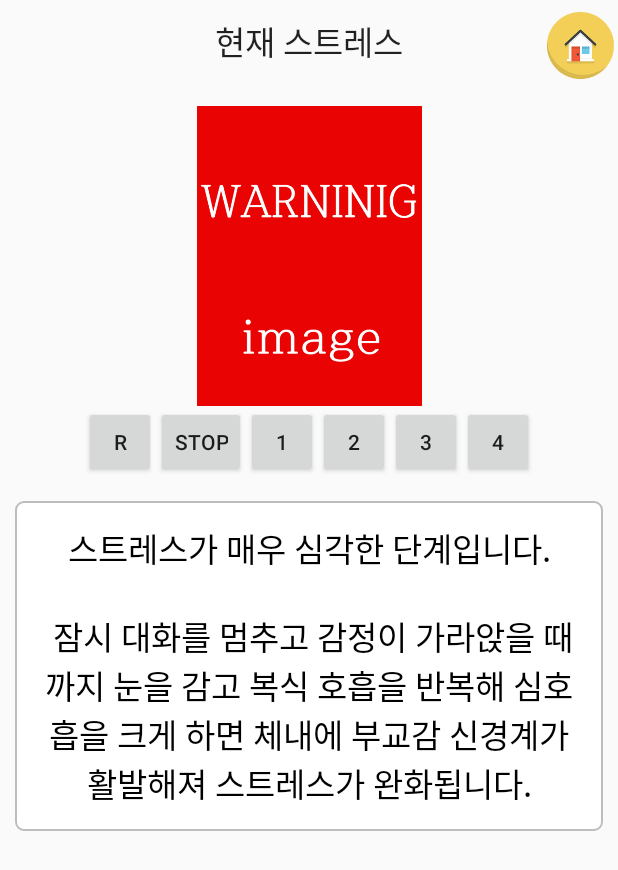
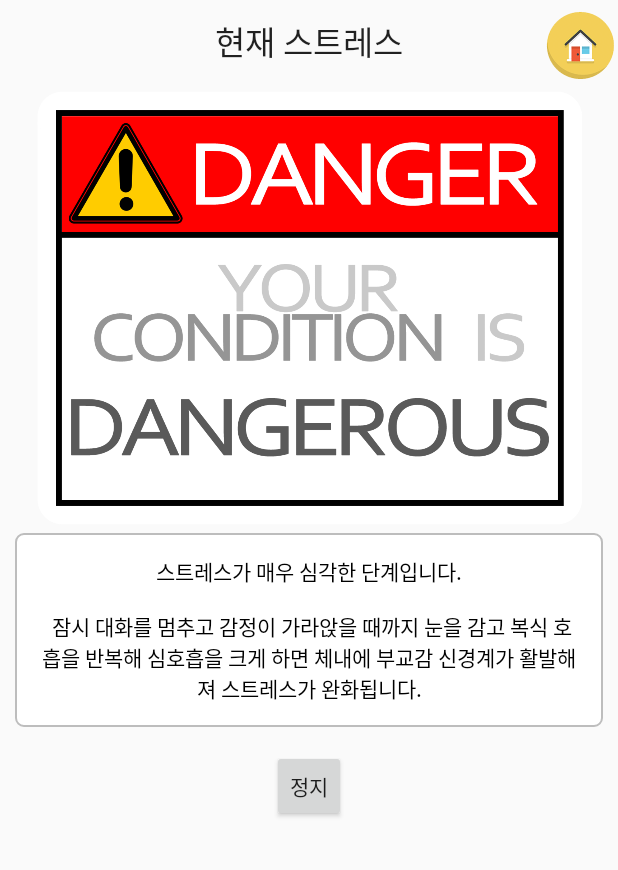
Before and after one commit to police170m3/Brooch, an Android app: the EventActivityWarning screen opened directly, with no data from a screen before it, on a phone screen of 412 x 824 dp. Shown: the top 870 px of the screen. Run offline under Robolectric (Android 15) with nearby library versions, the phone set to English and light mode, and no system bars.

Commit message:
2016.09.28

```diff
--- a/app/src/main/java/com/tathink/brooch/brooch/EventActivityWarning.java
+++ b/app/src/main/java/com/tathink/brooch/brooch/EventActivityWarning.java
@@ -9,6 +9,8 @@ import android.media.MediaPlayer;
 import android.media.RingtoneManager;
 import android.net.Uri;
 import android.os.Bundle;
+import android.os.CountDownTimer;
+import android.util.Log;
 import android.view.View;
 import android.view.WindowManager;
 import android.widget.Button;
@@ -22,7 +24,7 @@ import java.io.IOException;
 public class EventActivityWarning extends Activity{
     public int pbTime, pbKind;
     private MediaPlayer mMediaPlayer;
-    int volume;
+    int volume, currentTime = 0;
     private AudioManager audioManager;
 
     @Override
@@ -60,7 +62,20 @@ public class EventActivityWarning extends Activity{
                 break;
         }
         playMusic(alert);
+
+        CountDownTimer cntr_aCounter = new CountDownTimer(pbTime*1000, 1000) {
+            @Override
+            public void onTick(long millisUntilFinished) {
+                Log.d("EventActivityWarning : ", "Playing......");
+            }
+
+            @Override
+            public void onFinish() {
+                stopMusic();
+            }
+        };cntr_aCounter.start();
         ///////////////////
+
 
         ImageView home = (ImageView) findViewById(R.id.home);
         home.setOnClickListener(new View.OnClickListener() {
@@ -73,48 +88,11 @@ public class EventActivityWarning extends Activity{
             }
         });
 
-        findViewById(R.id.ringtone_btn).setOnClickListener(new Button.OnClickListener(){
-            @Override
-            public void onClick(View view) {
-                Uri alert = RingtoneManager.getDefaultUri(RingtoneManager.TYPE_RINGTONE);
-                playMusic(alert);
-            }
-        });
-
         findViewById(R.id.stop1234_btn).setOnClickListener(new Button.OnClickListener(){
             @Override
             public void onClick(View view) {
                 stopMusic();
                 finish();
-            }
-        });
-
-        findViewById(R.id.play1_btn).setOnClickListener(new Button.OnClickListener(){
-            @Override
-            public void onClick(View view) {
-                Uri alert = Uri.parse("android.resource://" + getPackageName() + "/" + R.raw.kill_bill);
-                playMusic(alert);
-            }
-        });
-        findViewById(R.id.play2_btn).setOnClickListener(new Button.OnClickListener(){
-            @Override
-            public void onClick(View view) {
-                Uri alert = Uri.parse("android.resource://" + getPackageName() + "/" + R.raw.magic_mamaliga);
-                playMusic(alert);
-            }
-        });
-        findViewById(R.id.play3_btn).setOnClickListener(new Button.OnClickListener(){
-            @Override
-            public void onClick(View view) {
-                Uri alert = Uri.parse("android.resource://" + getPackageName() + "/" + R.raw.marry_you);
-                playMusic(alert);
-            }
-        });
-        findViewById(R.id.play4_btn).setOnClickListener(new Button.OnClickListener(){
-            @Override
-            public void onClick(View view) {
-                Uri alert = Uri.parse("android.resource://" + getPackageName() + "/" + R.raw.minions);
-                playMusic(alert);
             }
         });
     }
@@ -154,7 +132,7 @@ public class EventActivityWarning extends Activity{
 
     private void getPreferences() {
         SharedPreferences pref = getSharedPreferences("pref", MODE_PRIVATE);
-        pbTime = pref.getInt("pbTime", 0);
+        pbTime = pref.getInt("pbTime", 5);
         pbKind = pref.getInt("pbKind", 0);
     }
 }
--- a/app/src/main/res/layout/eventactivity_warning.xml
+++ b/app/src/main/res/layout/eventactivity_warning.xml
@@ -27,71 +27,17 @@
 
     <ImageView
         android:layout_width="wrap_content"
-        android:layout_height="200dp"
         android:id="@+id/imageView"
         android:layout_gravity="center_horizontal"
         android:src="@drawable/warninig"
-        android:layout_marginTop="15dp" />
-
-    <LinearLayout
-        android:orientation="horizontal"
-        android:layout_width="wrap_content"
-        android:layout_height="wrap_content"
-        android:layout_gravity="center_horizontal">
-
-        <Button
-            style="?android:attr/buttonStyleSmall"
-            android:layout_width="wrap_content"
-            android:layout_height="wrap_content"
-            android:text="R"
-            android:id="@+id/ringtone_btn"
-            android:layout_gravity="left|top" />
-
-        <Button
-            style="?android:attr/buttonStyleSmall"
-            android:layout_width="wrap_content"
-            android:layout_height="wrap_content"
-            android:text="stop"
-            android:id="@+id/stop1234_btn"
-            android:layout_gravity="center_horizontal|top" />
-
-        <Button
-            style="?android:attr/buttonStyleSmall"
-            android:layout_width="wrap_content"
-            android:layout_height="wrap_content"
-            android:text="1"
-            android:id="@+id/play1_btn" />
-
-        <Button
-            style="?android:attr/buttonStyleSmall"
-            android:layout_width="wrap_content"
-            android:layout_height="wrap_content"
-            android:text="2"
-            android:id="@+id/play2_btn" />
-
-        <Button
-            style="?android:attr/buttonStyleSmall"
-            android:layout_width="wrap_content"
-            android:layout_height="wrap_content"
-            android:text="3"
-            android:id="@+id/play3_btn" />
-
-        <Button
-            style="?android:attr/buttonStyleSmall"
-            android:layout_width="wrap_content"
-            android:layout_height="wrap_content"
-            android:text="4"
-            android:id="@+id/play4_btn" />
-    </LinearLayout>
+        android:layout_height="300dp" />
 
     <TextView
         android:background="@drawable/border"
         android:layout_width="wrap_content"
         android:layout_height="wrap_content"
-        android:textAppearance="?android:attr/textAppearanceLarge"
         android:text="@string/warning_text"
         android:layout_gravity="center_horizontal"
-        android:layout_marginTop="15dp"
         android:textAlignment="center"
         android:layout_marginLeft="10dp"
         android:layout_marginRight="10dp"
@@ -99,4 +45,13 @@
         android:singleLine="false"
         android:textColor="#000000" />
 
+    <Button
+        style="?android:attr/buttonStyleSmall"
+        android:layout_width="wrap_content"
+        android:layout_height="wrap_content"
+        android:text="정지"
+        android:id="@+id/stop1234_btn"
+        android:layout_gravity="center_horizontal|top"
+        android:layout_marginTop="15dp" />
+
 </LinearLayout>
--- a/app/src/main/res/layout/eventactivity_warning2.xml
+++ b/app/src/main/res/layout/eventactivity_warning2.xml
@@ -27,7 +27,6 @@
 
     <ImageView
         android:layout_width="wrap_content"
-        android:layout_height="200dp"
         android:id="@+id/imageView"
         android:layout_gravity="center_horizontal"
         android:src="@drawable/warninig"
```
Also changed, not shown: app/src/main/java/com/tathink/brooch/brooch/EventActivityWarning2.java (+15 -1 lines), app/src/main/res/drawable/caution.png, app/src/main/res/drawable/safe.png, app/src/main/res/drawable/serious.png, app/src/main/res/drawable/warninig.png.
